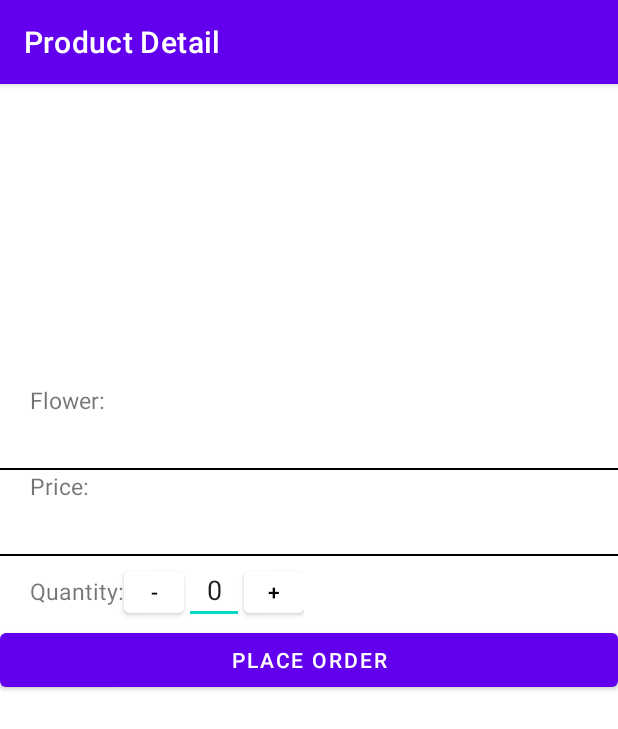
After one commit to xieyz10/AndroidFinalProject, an Android app: the ProductDetailsActivity screen opened directly, with no data from a screen before it, on a phone screen of 412 x 824 dp. The commit adds this screen. Shown: the top 729 px of the screen. Run offline under Robolectric (Android 15) with nearby library versions, the phone set to English and light mode, and no system bars; our stand-ins replace Firebase (no records; nobody signed in at launch, a user with empty details on screens opened directly).

Commit message:
add product details page

```diff
--- a/app/src/main/AndroidManifest.xml
+++ b/app/src/main/AndroidManifest.xml
@@ -13,6 +13,10 @@
         android:supportsRtl="true"
         android:theme="@style/Theme.FireBase"
         tools:targetApi="31">
+        <activity
+            android:name=".ProductDetailsActivity"
+            android:exported="false"
+            android:label="Product Detail" />
         <activity
             android:name=".ProductListActivity"
             android:exported="false"
--- /dev/null
+++ b/app/src/main/java/com/example/firebase/ProductDetailsActivity.kt
@@ -0,0 +1,40 @@
+package com.example.firebase
+
+import android.content.SharedPreferences
+import android.os.Bundle
+import android.widget.ImageView
+import android.widget.TextView
+import android.widget.Toast
+import androidx.appcompat.app.AppCompatActivity
+import com.example.firebase.Entity.Flower
+import com.google.firebase.database.FirebaseDatabase
+
+class ProductDetailsActivity: AppCompatActivity() {
+
+    override fun onCreate(savedInstanceState: Bundle?) {
+        super.onCreate(savedInstanceState)
+        setContentView(R.layout.activity_productdetails)
+        setUpProductDetail()
+    }
+
+    fun setUpProductDetail(){
+        val sharedPref: SharedPreferences = this.getSharedPreferences("MyPref", MODE_PRIVATE)
+        val flowerId = sharedPref.getString("flowerId", "")
+        val flowerName = sharedPref.getString("flowerName", "")
+        val flowerPrice = sharedPref.getString("flowerPrice", "")
+        val imageId = sharedPref.getString("imageId", "")
+        Toast.makeText( this,imageId.toString(), Toast.LENGTH_LONG).show()
+        if(flowerName == "violets"){
+            findViewById<ImageView>(R.id.imageView_flower).setImageResource(R.drawable.violets)
+        }else if(flowerName == "lavender"){
+            findViewById<ImageView>(R.id.imageView_flower).setImageResource(R.drawable.lavender)
+        }else if(flowerName == "daisy"){
+            findViewById<ImageView>(R.id.imageView_flower).setImageResource(R.drawable.daisy)
+        } else if(flowerName == "carnation"){
+            findViewById<ImageView>(R.id.imageView_flower).setImageResource(R.drawable.carnation)
+        }
+        findViewById<TextView>(R.id.textView_flowerName).text = flowerName
+        findViewById<TextView>(R.id.textView_flowerPrice).text = flowerPrice
+    }
+
+}
--- a/app/src/main/java/com/example/firebase/ProductListActivity.kt
+++ b/app/src/main/java/com/example/firebase/ProductListActivity.kt
@@ -1,7 +1,10 @@
 package com.example.firebase
 
 import android.content.Context
+import android.content.Intent
+import android.content.SharedPreferences
 import android.os.Bundle
+import android.widget.AdapterView
 import android.widget.ListView
 import android.widget.Toast
 import androidx.appcompat.app.AppCompatActivity
@@ -23,6 +26,7 @@ class ProductListActivity: AppCompatActivity() {
         dbRef = database.getReference("products")
         flowerList = arrayListOf<Flower>()
         getProductData()
+        setupListItemClickEvent()
     }
 
     fun getProductData(){
@@ -60,19 +64,20 @@ class ProductListActivity: AppCompatActivity() {
         })
     }
 
-    fun insertProducts(){
-        val productId1 = dbRef.push().key!!
-        val product1 = Flower(productId1,"violets","$8.99",1)
-        dbRef.child(productId1).setValue(product1)
-        val productId2 = dbRef.push().key!!
-        val product2 = Flower(productId2,"lavender","$11.99",2)
-        dbRef.child(productId2).setValue(product2)
-        val productId3 = dbRef.push().key!!
-        val product3 = Flower(productId3,"daisy","$7.99",3)
-        dbRef.child(productId3).setValue(product3)
-        val productId4 = dbRef.push().key!!
-        val product4 = Flower(productId4,"carnation","$12.99",4)
-        dbRef.child(productId4).setValue(product4)
-        Toast.makeText( context,"Success!", Toast.LENGTH_LONG).show()
+    fun setupListItemClickEvent(){
+        var mListView = findViewById<ListView>(R.id.listView_product)
+        val intent = Intent(this@ProductListActivity, ProductDetailsActivity::class.java)
+        mListView.setOnItemClickListener(AdapterView.OnItemClickListener { parent, view, position, id ->
+            val sharedPref: SharedPreferences = this.getSharedPreferences("MyPref", MODE_PRIVATE)
+            val editor: SharedPreferences.Editor = sharedPref.edit()
+
+            editor.putString("flowerId",flowerList[position].flowerId.toString())
+            editor.putString("flowerName",flowerList[position].flowerName.toString())
+            editor.putString("flowerPrice",flowerList[position].flowerPrice.toString())
+            editor.putString("imageId",flowerList[position].imageId.toString())
+            editor.commit()
+            startActivity(intent)
+        })
     }
+
 }
--- /dev/null
+++ b/app/src/main/res/layout/activity_productdetails.xml
@@ -0,0 +1,98 @@
+<?xml version="1.0" encoding="utf-8"?>
+<LinearLayout xmlns:android="http://schemas.android.com/apk/res/android"
+    android:layout_width="match_parent"
+    android:layout_height="match_parent"
+    android:orientation="vertical">
+    <ImageView
+        android:id="@+id/imageView_flower"
+        android:layout_width="400dp"
+        android:layout_height="200dp"
+        />
+    <TextView
+    android:text="Flower:"
+    android:textSize="15dp"
+    android:layout_width="wrap_content"
+    android:layout_height="wrap_content"
+    android:layout_marginLeft="20dp"
+    />
+    <TextView
+        android:id="@+id/textView_flowerName"
+        android:text="   daisy"
+        android:textSize="25dp"
+        android:textStyle="bold"
+        android:layout_width="wrap_content"
+        android:layout_height="wrap_content"
+        android:layout_marginLeft="20dp"
+        />
+    <View
+        android:layout_width="match_parent"
+        android:layout_height="1dp"
+        android:background="@color/black"/>
+    <TextView
+        android:text="Price:"
+        android:textSize="15dp"
+        android:layout_width="wrap_content"
+        android:layout_height="wrap_content"
+        android:layout_marginLeft="20dp"
+        />
+    <TextView
+        android:id="@+id/textView_flowerPrice"
+        android:text="   $11.99"
+        android:textSize="25dp"
+        android:textStyle="bold"
+        android:layout_width="wrap_content"
+        android:layout_height="wrap_content"
+        android:layout_marginLeft="20dp"
+        />
+    <View
+        android:layout_width="match_parent"
+        android:layout_height="1dp"
+        android:background="@color/black"/>
+    <LinearLayout
+        android:layout_width="wrap_content"
+        android:layout_height="wrap_content"
+        android:orientation="horizontal">
+        <TextView
+            android:text="Quantity:"
+            android:textSize="15dp"
+            android:layout_width="wrap_content"
+            android:layout_height="wrap_content"
+            android:layout_marginLeft="20dp"
+            />
+        <Button
+            android:id="@+id/btn_deduct"
+            android:layout_width="40dp"
+            android:layout_height="40dp"
+            android:text="-"
+            android:textColor="@color/black"
+            android:backgroundTint="@color/white"
+            />
+        <EditText
+            android:id="@+id/editText_productCount"
+            android:layout_width="40dp"
+            android:ems="10"
+            android:layout_height="wrap_content"
+            android:text="0"
+            android:inputType="textWebEditText"
+            android:gravity="center"
+            />
+        <Button
+            android:id="@+id/btn_plus"
+            android:layout_width="40dp"
+            android:layout_height="40dp"
+            android:textColor="@color/black"
+            android:text="+"
+            android:backgroundTint="@color/white"
+            />
+
+    </LinearLayout>
+    <Button
+        android:id="@+id/btn_placeOrder"
+        android:layout_width="match_parent"
+        android:layout_height="wrap_content"
+        android:layout_gravity="center"
+        android:text="Place Order"
+        android:onClick="btnPlaceOrder_pressed"
+        />
+
+</LinearLayout>
--- a/app/src/main/res/layout/productlist_item.xml
+++ b/app/src/main/res/layout/productlist_item.xml
@@ -4,7 +4,7 @@
     android:layout_height="match_parent"
     android:orientation="vertical">
 
-    <RelativeLayout
+    <LinearLayout
         android:layout_width="match_parent"
         android:layout_height="wrap_content"
         android:layout_marginTop="16dp">
@@ -46,11 +46,8 @@
                     android:textSize="20dp"
                     android:textStyle="bold"
                     android:layout_marginTop="5dp"/>
-
             </LinearLayout>
-
         </LinearLayout>
-
-    </RelativeLayout>
+    </LinearLayout>
 
 </LinearLayout>
```
